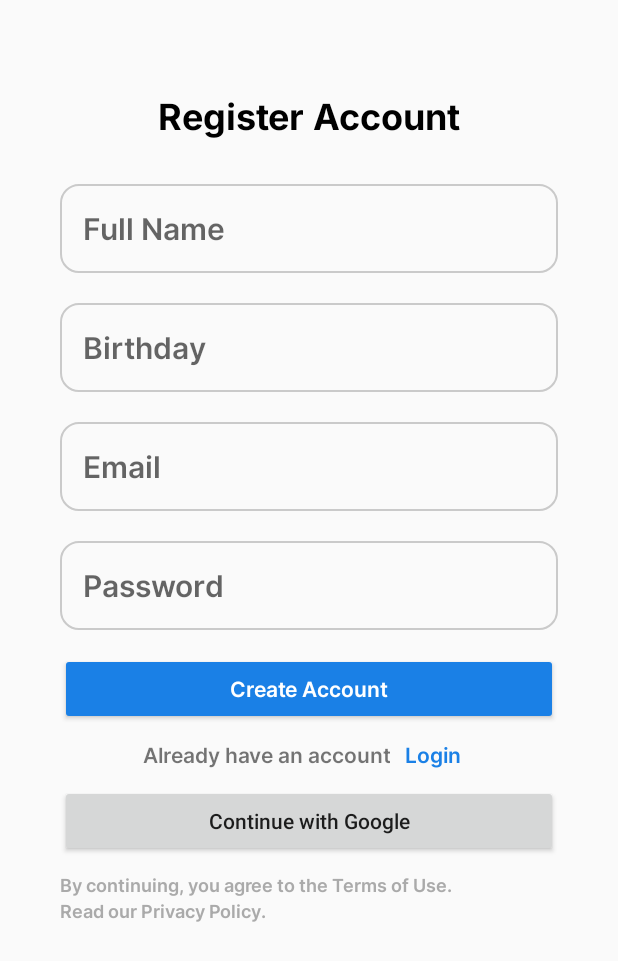
After one commit to hans-cooo/MOBDEVE_FitMaster, an Android app built with Jetpack Compose: the layout register_account.xml on its own in the app's theme, with its tools: preview values and no code run, on a phone screen of 412 x 824 dp. The commit adds this screen. Shown: the top 961 px of the screen. Run offline under Robolectric (Android 15) with nearby library versions, the phone set to English and light mode, and no system bars.

Commit message:
added register_account.xml added edit_text_border.xml

```diff
--- a/app/build.gradle.kts
+++ b/app/build.gradle.kts
@@ -59,6 +59,7 @@ dependencies {
     implementation(libs.androidx.ui.graphics)
     implementation(libs.androidx.ui.tooling.preview)
     implementation(libs.androidx.material3)
+    implementation(libs.androidx.constraintlayout)
     testImplementation(libs.junit)
     androidTestImplementation(libs.androidx.junit)
     androidTestImplementation(libs.androidx.espresso.core)
--- /dev/null
+++ b/app/src/main/res/drawable/edit_text_border.xml
@@ -0,0 +1,16 @@
+<?xml version="1.0" encoding="utf-8"?>
+<shape
+    xmlns:android="http://schemas.android.com/apk/res/android"
+    android:shape="rectangle">
+    <solid
+        android:color="@android:color/transparent"/>
+
+    <corners
+        android:bottomRightRadius="12dp"
+        android:bottomLeftRadius="12dp"
+        android:topLeftRadius="12dp"
+        android:topRightRadius="12dp"/>
+    <stroke
+        android:color="#44444444"
+        android:width="1dp"/>
+</shape>
--- /dev/null
+++ b/app/src/main/res/layout/register_account.xml
@@ -0,0 +1,154 @@
+<?xml version="1.0" encoding="utf-8"?>
+<androidx.constraintlayout.widget.ConstraintLayout xmlns:android="http://schemas.android.com/apk/res/android"
+    xmlns:app="http://schemas.android.com/apk/res-auto"
+    android:id="@+id/constraintLayout"
+    android:layout_width="match_parent"
+    android:layout_height="match_parent">
+
+    <LinearLayout
+        android:layout_width="match_parent"
+        android:layout_height="match_parent"
+        android:orientation="vertical"
+        android:padding="40dp"
+        app:layout_constraintEnd_toEndOf="parent"
+        app:layout_constraintHorizontal_bias="0.0"
+        app:layout_constraintStart_toStartOf="parent"
+        app:layout_constraintTop_toTopOf="parent">
+
+        <TextView
+            android:id="@+id/tvwRegister"
+            android:layout_width="match_parent"
+            android:layout_height="wrap_content"
+            android:fontFamily="@font/inter_bold"
+            android:paddingTop="20dp"
+            android:paddingBottom="20dp"
+            android:text="@string/register_account"
+            android:textAlignment="center"
+            android:textColor="@color/black"
+            android:textSize="24sp" />
+
+        <EditText
+            android:id="@+id/edtFullName"
+            android:layout_width="match_parent"
+            android:layout_height="wrap_content"
+            android:layout_marginTop="10dp"
+            android:layout_marginBottom="10dp"
+            android:background="@drawable/edit_text_border"
+            android:fontFamily="@font/inter_semibold"
+            android:importantForAutofill="no"
+            android:hint="@string/full_name"
+            android:inputType="text|textAutoComplete"
+            android:padding="15dp"
+            android:textSize="20sp" />
+
+
+        <EditText
+            android:id="@+id/edtBirthday"
+            android:layout_width="match_parent"
+            android:layout_height="wrap_content"
+            android:layout_marginTop="10dp"
+            android:layout_marginBottom="10dp"
+            android:background="@drawable/edit_text_border"
+            android:fontFamily="@font/inter_semibold"
+            android:importantForAutofill="no"
+            android:hint="@string/birthday"
+            android:inputType="datetime|date"
+            android:padding="15dp"
+            android:textSize="20sp" />
+
+        <EditText
+            android:id="@+id/edtEmail"
+            android:layout_width="match_parent"
+            android:layout_height="wrap_content"
+            android:layout_marginTop="10dp"
+            android:layout_marginBottom="10dp"
+            android:background="@drawable/edit_text_border"
+            android:fontFamily="@font/inter_semibold"
+            android:hint="@string/email"
+            android:importantForAutofill="no"
+            android:inputType="text|textEmailAddress|textAutoComplete"
+            android:padding="15dp"
+            android:textSize="20sp" />
+
+        <EditText
+            android:id="@+id/edtPassword"
+            android:layout_width="match_parent"
+            android:layout_height="wrap_content"
+            android:layout_marginTop="10dp"
+            android:layout_marginBottom="10dp"
+            android:background="@drawable/edit_text_border"
+            android:fontFamily="@font/inter_semibold"
+            android:importantForAutofill="no"
+            android:hint="@string/password"
+            android:inputType="text|textPassword"
+            android:padding="15dp"
+            android:textSize="20sp" />
+
+        <Button
+            android:id="@+id/btnCreateAccount"
+            android:layout_width="match_parent"
+            android:layout_height="wrap_content"
+            android:layout_marginTop="5dp"
+            android:backgroundTint="@color/blue_button"
+            android:fontFamily="@font/inter_semibold"
+            android:text="@string/create_account"
+            android:textAlignment="center"
+            android:textAllCaps="false"
+            android:textColor="@color/white" />
+
+        <LinearLayout
+            android:layout_width="match_parent"
+            android:layout_height="wrap_content"
+            android:layout_marginTop="10dp"
+            android:layout_marginBottom="10dp"
+            android:orientation="horizontal">
+
+            <TextView
+                android:id="@+id/tvwAkready"
+                android:layout_width="wrap_content"
+                android:layout_height="wrap_content"
+                android:layout_weight="1"
+                android:fontFamily="@font/inter_semibold"
+                android:text="@string/already_have_an_account"
+                android:textAlignment="textEnd" />
+
+            <TextView
+                android:id="@+id/tvwLogin"
+                android:layout_width="wrap_content"
+                android:layout_height="wrap_content"
+                android:layout_weight="1"
+                android:fontFamily="@font/inter_semibold"
+                android:paddingStart="10dp"
+                android:paddingEnd="10dp"
+                android:text="@string/login"
+                android:textColor="@color/blue_button" />
+
+        </LinearLayout>
+
+        <Button
+            android:id="@+id/btnContinue"
+            android:layout_width="match_parent"
+            android:layout_height="wrap_content"
+            android:text="@string/continue_with_google"
+            android:textAllCaps="false" />
+
+        <TextView
+            android:id="@+id/tvwToS"
+            android:layout_width="match_parent"
+            android:layout_height="wrap_content"
+            android:layout_marginTop="10dp"
+            android:fontFamily="@font/inter_semibold"
+            android:text="@string/by_continuing"
+            android:textColor="@android:color/darker_gray"
+            android:textSize="12sp" />
+
+        <TextView
+            android:id="@+id/tvwToS2"
+            android:layout_width="match_parent"
+            android:layout_height="wrap_content"
+            android:fontFamily="@font/inter_semibold"
+            android:text="@string/privacy_policy"
+            android:textColor="@android:color/darker_gray"
+            android:textSize="12sp" />
+    </LinearLayout>
+</androidx.constraintlayout.widget.ConstraintLayout>
--- a/app/src/main/res/values/strings.xml
+++ b/app/src/main/res/values/strings.xml
@@ -1,3 +1,14 @@
 <resources>
     <string name="app_name">FitMaster</string>
+    <string name="register_account">Register Account</string>
+    <string name="full_name">Full Name</string>
+    <string name="birthday">Birthday</string>
+    <string name="email">Email</string>
+    <string name="password">Password</string>
+    <string name="create_account">Create Account</string>
+    <string name="already_have_an_account">Already have an account</string>
+    <string name="login">Login</string>
+    <string name="continue_with_google">Continue with Google</string>
+    <string name="by_continuing">By continuing, you agree to the Terms of Use.</string>
+    <string name="privacy_policy">Read our Privacy Policy.</string>
 </resources>
--- a/gradle/libs.versions.toml
+++ b/gradle/libs.versions.toml
@@ -8,6 +8,7 @@ espressoCore = "3.5.1"
 lifecycleRuntimeKtx = "2.8.1"
 activityCompose = "1.9.0"
 composeBom = "2023.08.00"
+constraintlayout = "2.1.4"
 
 [libraries]
 androidx-core-ktx = { group = "androidx.core", name = "core-ktx", version.ref = "coreKtx" }
@@ -24,6 +25,7 @@ androidx-ui-tooling-preview = { group = "androidx.compose.ui", name = "ui-toolin
 androidx-ui-test-manifest = { group = "androidx.compose.ui", name = "ui-test-manifest" }
 androidx-ui-test-junit4 = { group = "androidx.compose.ui", name = "ui-test-junit4" }
 androidx-material3 = { group = "androidx.compose.material3", name = "material3" }
+androidx-constraintlayout = { group = "androidx.constraintlayout", name = "constraintlayout", version.ref = "constraintlayout" }
 
 [plugins]
 android-application = { id = "com.android.application", version.ref = "agp" }
```
